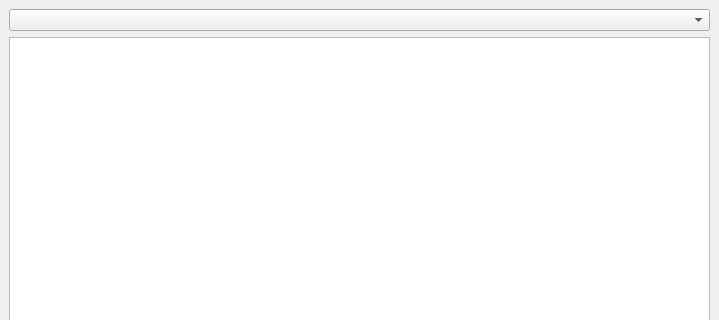
glebliutsko/spolyrics, file ui/designer/mainwindow.ui: the form before one commit; both pictures show x 0 to 719 and y 0 to 320 of the 719 by 693 pixel window.
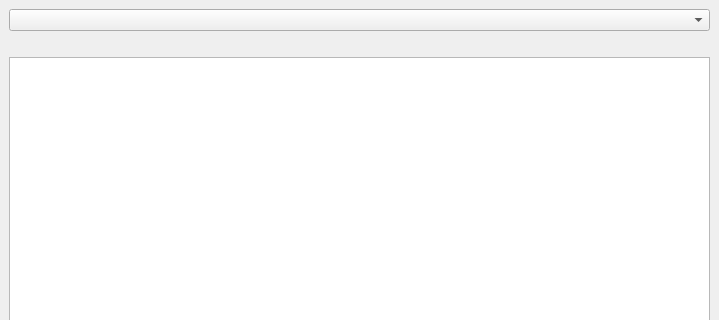
The form after the commit.

The edit to the form file:
```diff
--- a/ui/designer/mainwindow.ui
+++ b/ui/designer/mainwindow.ui
@@ -20,6 +20,13 @@
       <item>
        <widget class="QComboBox" name="serviceComboBox"/>
       </item>
+      <item>
+       <widget class="QLabel" name="nameTrackLabel">
+        <property name="text">
+         <string/>
+        </property>
+       </widget>
+      </item>
       <item>
        <widget class="QTextEdit" name="lyricsTextEdit">
         <property name="readOnly">
```
